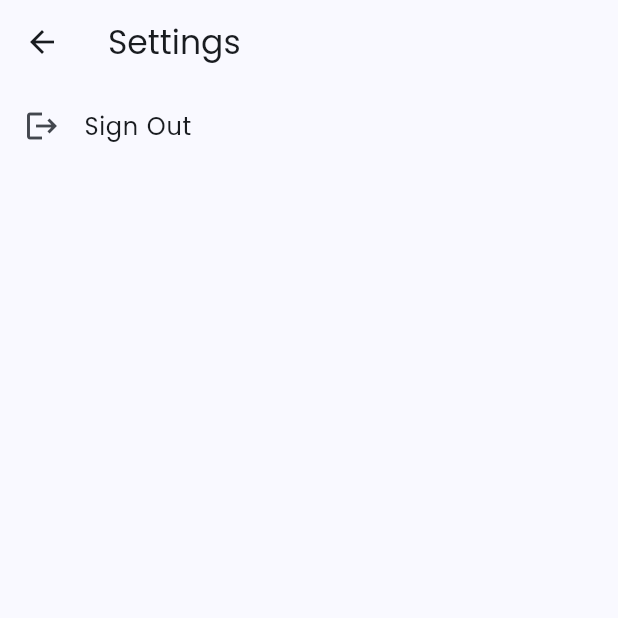
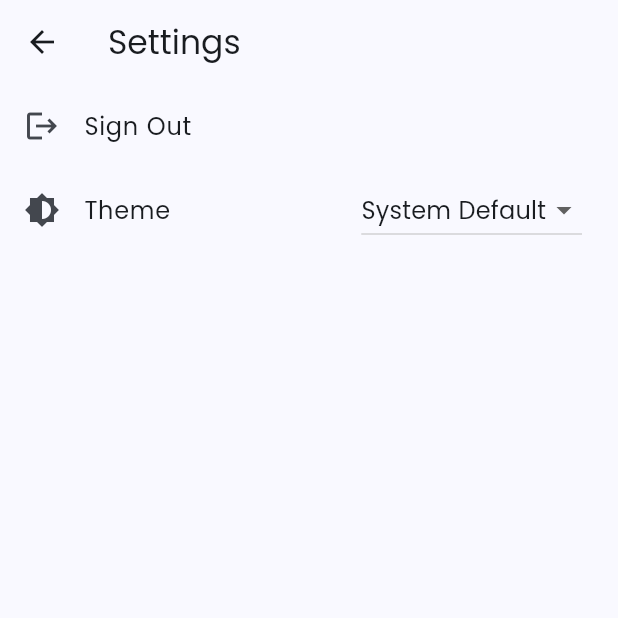
Before and after one commit to 920anish/store, a Flutter app: the SettingPage screen opened directly, on a phone screen of 412 x 824 dp, the top half of it. Run offline on Flutter 3.47's test engine with Material 3 defaults, Android fonts, the phone set to English and light mode, and no system bars; our stand-ins replace firebase_auth, firebase_core, flutter_svg, google_sign_in, shared_preferences; accounts and stored records are empty; network calls fail.

Commit message:
added theme provider

```diff
--- a/lib/screens/home/setting_page.dart
+++ b/lib/screens/home/setting_page.dart
@@ -1,6 +1,8 @@
 import 'package:flutter/material.dart';
+import 'package:provider/provider.dart';
 import 'package:firebase_auth/firebase_auth.dart';
 import 'package:store/routes.dart';
+import 'package:store/theme_provider.dart';
 
 class SettingPage extends StatelessWidget {
   const SettingPage({super.key});
@@ -8,12 +10,14 @@ class SettingPage extends StatelessWidget {
   Future<void> _signOut(BuildContext context) async {
     await FirebaseAuth.instance.signOut();
     if (context.mounted) {
-      Navigator.pushReplacementNamed(context, AppRoutes.welcome); // Navigate to the login screen
+      Navigator.pushReplacementNamed(context, AppRoutes.welcome);
     }
   }
 
   @override
   Widget build(BuildContext context) {
+    final themeProvider = Provider.of<ThemeProvider>(context);
+
     return Scaffold(
       appBar: AppBar(
         title: const Text('Settings'),
@@ -25,6 +29,32 @@ class SettingPage extends StatelessWidget {
             leading: const Icon(Icons.logout),
             onTap: () => _signOut(context),
           ),
+          ListTile(
+            title: const Text('Theme'),
+            leading: const Icon(Icons.brightness_6),
+            trailing: DropdownButton<ThemeMode>(
+              value: themeProvider.themeMode,
+              onChanged: (ThemeMode? newTheme) {
+                if (newTheme != null) {
+                  themeProvider.setTheme(newTheme);
+                }
+              },
+              items: const [
+                DropdownMenuItem(
+                  value: ThemeMode.light,
+                  child: Text('Light'),
+                ),
+                DropdownMenuItem(
+                  value: ThemeMode.dark,
+                  child: Text('Dark'),
+                ),
+                DropdownMenuItem(
+                  value: ThemeMode.system,
+                  child: Text('System Default'),
+                ),
+              ],
+            ),
+          ),
         ],
       ),
     );
--- /dev/null
+++ b/lib/theme_provider.dart
@@ -0,0 +1,50 @@
+import 'package:flutter/material.dart';
+import 'package:shared_preferences/shared_preferences.dart';
+
+class ThemeProvider extends ChangeNotifier {
+  ThemeMode _themeMode = ThemeMode.system;
+
+  ThemeProvider() {
+    _loadTheme();
+  }
+
+  ThemeMode get themeMode => _themeMode;
+
+  void _loadTheme() async {
+    final prefs = await SharedPreferences.getInstance();
+    final theme = prefs.getString('theme') ?? 'system';
+    _themeMode = _themeModeFromString(theme);
+    notifyListeners();
+  }
+
+  Future<void> setTheme(ThemeMode themeMode) async {
+    _themeMode = themeMode;
+    notifyListeners();
+    final prefs = await SharedPreferences.getInstance();
+    prefs.setString('theme', _themeModeToString(themeMode));
+  }
+
+  ThemeMode _themeModeFromString(String theme) {
+    switch (theme) {
+      case 'light':
+        return ThemeMode.light;
+      case 'dark':
+        return ThemeMode.dark;
+      case 'system':
+      default:
+        return ThemeMode.system;
+    }
+  }
+
+  String _themeModeToString(ThemeMode themeMode) {
+    switch (themeMode) {
+      case ThemeMode.light:
+        return 'light';
+      case ThemeMode.dark:
+        return 'dark';
+      case ThemeMode.system:
+      default:
+        return 'system';
+    }
+  }
+}
--- a/pubspec.yaml
+++ b/pubspec.yaml
@@ -18,6 +18,7 @@ dependencies:
   firebase_auth: ^5.0.0
   firebase_core: ^3.0.0
   google_sign_in: ^6.2.1
+  shared_preferences: ^2.2.3
 
 dev_dependencies:
   flutter_test:
```
Also changed, not shown: lib/main.dart (+11 -7 lines), pubspec.lock, 2 other files.
